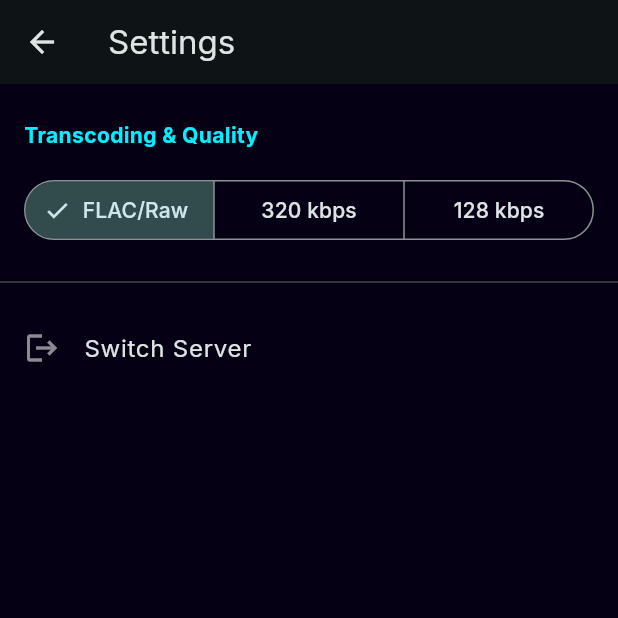
After one commit to im-vj/flacify, a Flutter app: the HomeScreen screen opened directly, after a tap on the "settings" icon, on a phone screen of 412 x 824 dp, the top half of it. The commit adds this screen. Run offline on Flutter 3.47's test engine with Material 3 defaults, Android fonts, the phone set to English and light mode, and no system bars; our stand-ins replace cached_network_image, dio, flutter_animate, flutter_riverpod, google_fonts, hive and 4 more; missing offline and left inert: cast; accounts and stored records are empty; network calls fail.

Commit message:
feat: Add radio playback, offline song downloads, settings screen with bitrate control, casting service, and Android Automotive OS support.

```diff
--- a/lib/providers/navidrome_provider.dart
+++ b/lib/providers/navidrome_provider.dart
@@ -16,13 +16,30 @@ final activeServerProvider = Provider<ServerConfig?>((ref) {
   return storage.getActiveServer();
 });
 
+class BitrateNotifier extends StateNotifier<int?> {
+  final StorageService _storage;
+  BitrateNotifier(this._storage) : super(_storage.getMaxBitrate());
+
+  Future<void> setBitrate(int? bitrate) async {
+    await _storage.setMaxBitrate(bitrate);
+    state = bitrate;
+  }
+}
+
+final bitrateProvider = StateNotifierProvider<BitrateNotifier, int?>((ref) {
+  final storage = ref.watch(storageProvider);
+  return BitrateNotifier(storage);
+});
+
 final navidromeServiceProvider = Provider<NavidromeService?>((ref) {
   final server = ref.watch(activeServerProvider);
+  final bitrate = ref.watch(bitrateProvider);
   if (server == null) return null;
   return NavidromeService(
     baseUrl: server.url,
     username: server.username,
     password: server.password,
+    maxBitrate: bitrate,
   );
 });
 
--- a/lib/screens/home_screen.dart
+++ b/lib/screens/home_screen.dart
@@ -10,6 +10,8 @@ import 'album_screen.dart';
 import 'search_screen.dart';
 import 'player_screen.dart';
 import 'library_screen.dart';
+import 'settings_screen.dart';
+import 'radio_screen.dart';
 
 class HomeScreen extends ConsumerStatefulWidget {
   const HomeScreen({super.key});
@@ -25,6 +27,7 @@ class _HomeScreenState extends ConsumerState<HomeScreen> {
     _HomeTab(),
     SearchScreen(),
     LibraryScreen(),
+    RadioScreen(),
   ];
 
   @override
@@ -62,6 +65,7 @@ class _HomeScreenState extends ConsumerState<HomeScreen> {
           NavigationDestination(icon: Icon(Icons.home_rounded), label: 'Home'),
           NavigationDestination(icon: Icon(Icons.search_rounded), label: 'Search'),
           NavigationDestination(icon: Icon(Icons.library_music_rounded), label: 'Library'),
+          NavigationDestination(icon: Icon(Icons.radio_rounded), label: 'Radio'),
         ],
       ),
     );
@@ -169,7 +173,11 @@ class _HomeTab extends ConsumerWidget {
           SliverPadding(
             padding: const EdgeInsets.fromLTRB(16, 24, 16, 8),
             sliver: SliverToBoxAdapter(
-              child: Column(
+              child: Row(
+                mainAxisAlignment: MainAxisAlignment.spaceBetween,
+                crossAxisAlignment: CrossAxisAlignment.start,
+                children: [
+                  Column(
                     crossAxisAlignment: CrossAxisAlignment.start,
                     children: [
                       Text(
@@ -184,6 +192,15 @@ class _HomeTab extends ConsumerWidget {
                         'Hi-Fi music from your server',
                         style: Theme.of(context).textTheme.bodyMedium?.copyWith(
                               color: Colors.white38,
+                            ),
+                      ),
+                    ],
+                  ),
+                  IconButton(
+                    icon: const Icon(Icons.settings, color: Colors.white54),
+                    onPressed: () => Navigator.push(
+                      context,
+                      MaterialPageRoute(builder: (_) => const SettingsScreen()),
                     ),
                   ),
                 ],
--- /dev/null
+++ b/lib/screens/settings_screen.dart
@@ -0,0 +1,55 @@
+import 'package:flutter/material.dart';
+import 'package:flutter_riverpod/flutter_riverpod.dart';
+import '../providers/navidrome_provider.dart';
+import 'login_screen.dart';
+
+class SettingsScreen extends ConsumerWidget {
+  const SettingsScreen({super.key});
+
+  @override
+  Widget build(BuildContext context, WidgetRef ref) {
+    final currentBitrate = ref.watch(bitrateProvider);
+    final notifier = ref.read(bitrateProvider.notifier);
+
+    return Scaffold(
+      appBar: AppBar(title: const Text('Settings')),
+      body: ListView(
+        children: [
+          const Padding(
+            padding: EdgeInsets.fromLTRB(16, 24, 16, 8),
+            child: Text(
+              'Transcoding & Quality',
+              style: TextStyle(fontSize: 14, color: Color(0xFF00F0FF), fontWeight: FontWeight.bold),
+            ),
+          ),
+          Padding(
+            padding: const EdgeInsets.symmetric(horizontal: 16, vertical: 8),
+            child: SegmentedButton<int?>(
+              segments: const [
+                ButtonSegment(value: null, label: Text('FLAC/Raw')),
+                ButtonSegment(value: 320, label: Text('320 kbps')),
+                ButtonSegment(value: 128, label: Text('128 kbps')),
+              ],
+              selected: {currentBitrate},
+              onSelectionChanged: (Set<int?> newSelection) {
+                notifier.setBitrate(newSelection.first);
+              },
+            ),
+          ),
+
+          const Divider(height: 32),
+          ListTile(
+            leading: const Icon(Icons.logout, color: Colors.white54),
+            title: const Text('Switch Server'),
+            onTap: () {
+              Navigator.pushReplacement(
+                context,
+                MaterialPageRoute(builder: (_) => const LoginScreen()),
+              );
+            },
+          ),
+        ],
+      ),
+    );
+  }
+}
--- a/pubspec.yaml
+++ b/pubspec.yaml
@@ -34,6 +34,8 @@ dependencies:
 
   # Misc
   equatable: ^2.0.5
+  cast: ^2.1.0
+  path_provider: ^2.1.5
 
 dev_dependencies:
   flutter_test:
```
Also changed, not shown: lib/main.dart (+8 -0 lines), lib/models/radio_station.dart (added, +22 -0 lines), lib/providers/player_provider.dart (+29 -5 lines), lib/providers/radio_provider.dart (added, +9 -0 lines), lib/screens/player_screen.dart (+28 -0 lines), lib/screens/radio_screen.dart (added, +84 -0 lines), lib/services/cast_service.dart (added, +56 -0 lines), lib/services/download_service.dart (added, +54 -0 lines), lib/services/navidrome_service.dart (+18 -1 lines), lib/services/storage_service.dart (+22 -0 lines), lib/widgets/song_tile.dart (+42 -5 lines), pubspec.lock, 5 other files. Lines whose indentation alone changed are shown as unchanged.
